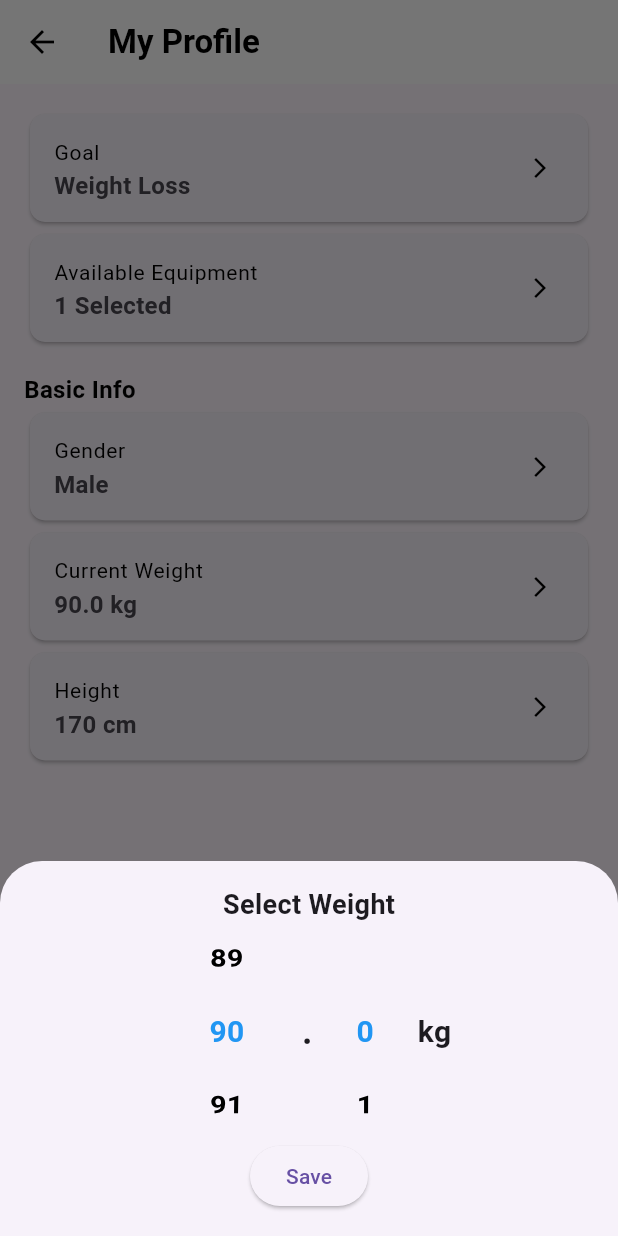
After one commit to rhobread/FlutterSkripsi, a Flutter app: the ProfileScreen screen opened directly, after a tap on "Current Weight", on a phone screen of 412 x 824 dp. The commit adds this screen. Run offline on Flutter 3.47's test engine with Material 3 defaults, Android fonts, the phone set to English and light mode, and no system bars.

Commit message:
Initial code Profile page & refactor imports. Put common imports on export_service

```diff
--- /dev/null
+++ b/frontend-skripsi/lib/service/CommonService/export_service.dart
@@ -0,0 +1,4 @@
+export 'package:flutter/material.dart';
+export 'package:http/http.dart';
+export 'dart:convert';
+export 'package:flutter_application_1/service/CommonService/common_service.dart';
--- a/frontend-skripsi/lib/service/HomeService/home_service.dart
+++ b/frontend-skripsi/lib/service/HomeService/home_service.dart
@@ -1,7 +1,5 @@
-import 'dart:convert';
-import 'package:flutter/material.dart';
+import 'package:flutter_application_1/service/CommonService/export_service.dart';
 import 'package:http/http.dart' as http;
-import 'package:flutter_application_1/service/CommonService/common_service.dart';
 
 class HomeService {
   Future<List<Map<String, dynamic>>> fetchWorkouts({
--- /dev/null
+++ b/frontend-skripsi/lib/service/HomeService/profile_service.dart
@@ -0,0 +1,4 @@
+import 'package:flutter_application_1/service/CommonService/export_service.dart';
+import 'package:http/http.dart' as http;
+
+class ProfileService {}
--- a/frontend-skripsi/lib/service/InitialService/inputdata_service.dart
+++ b/frontend-skripsi/lib/service/InitialService/inputdata_service.dart
@@ -1,6 +1,4 @@
-import 'dart:convert';
-import 'package:flutter/material.dart';
-import 'package:flutter_application_1/service/CommonService/common_service.dart';
+import 'package:flutter_application_1/service/CommonService/export_service.dart';
 import 'package:http/http.dart' as http;
 import 'package:flutter_application_1/view/InitialView/pickgoal_view.dart';
 
--- a/frontend-skripsi/lib/service/InitialService/login_service.dart
+++ b/frontend-skripsi/lib/service/InitialService/login_service.dart
@@ -1,8 +1,6 @@
-import 'dart:convert';
-import 'package:flutter_application_1/service/CommonService/common_service.dart';
+import 'package:flutter_application_1/service/CommonService/export_service.dart';
+import 'package:http/http.dart' as http;
 import 'package:flutter_application_1/view/HomeView/home_view.dart';
-import 'package:http/http.dart' as http;
-import 'package:flutter/material.dart';
 
 class LoginService {
   Future<void> Login({
--- a/frontend-skripsi/lib/service/InitialService/pickavailability_service.dart
+++ b/frontend-skripsi/lib/service/InitialService/pickavailability_service.dart
@@ -1,6 +1,4 @@
-import 'dart:convert';
-import 'package:flutter/material.dart';
-import 'package:flutter_application_1/service/CommonService/common_service.dart';
+import 'package:flutter_application_1/service/CommonService/export_service.dart';
 import 'package:http/http.dart' as http;
 import 'package:flutter_application_1/view/InitialView/picklocation_view.dart';
 
--- a/frontend-skripsi/lib/service/InitialService/pickequipment_service.dart
+++ b/frontend-skripsi/lib/service/InitialService/pickequipment_service.dart
@@ -1,10 +1,6 @@
-// ignore_for_file: use_build_context_synchronously
-
-import 'dart:convert';
-import 'package:flutter/material.dart';
+import 'package:flutter_application_1/service/CommonService/export_service.dart';
 import 'package:http/http.dart' as http;
 import 'package:flutter_application_1/view/HomeView/home_view.dart';
-import 'package:flutter_application_1/service/CommonService/common_service.dart';
 
 class PickEquipmentService {
   Future<List<Map<String, dynamic>>> fetchEquipments({
--- a/frontend-skripsi/lib/service/InitialService/pickgoal_service.dart
+++ b/frontend-skripsi/lib/service/InitialService/pickgoal_service.dart
@@ -1,4 +1,4 @@
-import 'package:flutter/material.dart';
+import 'package:flutter_application_1/service/CommonService/export_service.dart';
 import 'package:flutter_application_1/view/InitialView/pickavailability_view.dart';
 
 class PickGoalController {
--- a/frontend-skripsi/lib/service/InitialService/picklocation_service.dart
+++ b/frontend-skripsi/lib/service/InitialService/picklocation_service.dart
@@ -1,5 +1,4 @@
-import 'package:flutter/material.dart';
-import 'package:flutter_application_1/service/CommonService/common_service.dart';
+import 'package:flutter_application_1/service/CommonService/export_service.dart';
 import 'package:flutter_application_1/view/InitialView/pickequipment_view.dart';
 
 class PickLocationService {
--- a/frontend-skripsi/lib/service/InitialService/signup_service.dart
+++ b/frontend-skripsi/lib/service/InitialService/signup_service.dart
@@ -1,7 +1,5 @@
-import 'dart:convert';
-import 'package:flutter_application_1/service/CommonService/common_service.dart';
+import 'package:flutter_application_1/service/CommonService/export_service.dart';
 import 'package:http/http.dart' as http;
-import 'package:flutter/material.dart';
 import 'package:flutter_application_1/view/InitialView/inputdata_view.dart';
 
 class SignUpService {
--- a/frontend-skripsi/lib/view/HomeView/home_view.dart
+++ b/frontend-skripsi/lib/view/HomeView/home_view.dart
@@ -1,6 +1,5 @@
-import 'package:flutter/material.dart';
+import 'package:flutter_application_1/service/CommonService/export_service.dart';
 import 'package:flutter_application_1/service/HomeService/home_service.dart';
-import 'package:flutter_application_1/service/CommonService/common_service.dart';
 
 class HomePage extends StatefulWidget {
   final String userId;
--- /dev/null
+++ b/frontend-skripsi/lib/view/HomeView/profile_view.dart
@@ -0,0 +1,388 @@
+import 'package:flutter_application_1/service/CommonService/export_service.dart';
+
+void main() {
+  runApp(const MyApp());
+}
+
+class MyApp extends StatelessWidget {
+  const MyApp({super.key});
+
+  @override
+  Widget build(BuildContext context) {
+    return MaterialApp(
+      debugShowCheckedModeBanner: false,
+      home: ProfileScreen(),
+    );
+  }
+}
+
+class ProfileScreen extends StatefulWidget {
+  @override
+  _ProfileScreenState createState() => _ProfileScreenState();
+}
+
+class _ProfileScreenState extends State<ProfileScreen> {
+  String goal = "Weight Loss";
+  String availableEquipment = "1 Selected";
+  String gender = "Male";
+  String weight = "90.0 kg";
+  String height = "170 cm";
+
+  @override
+  Widget build(BuildContext context) {
+    return Scaffold(
+      appBar: AppBar(
+        title: const Text("My Profile",
+            style: TextStyle(fontWeight: FontWeight.bold)),
+        backgroundColor: Colors.white,
+        foregroundColor: Colors.black,
+        elevation: 0,
+        leading: const BackButton(),
+      ),
+      body: ListView(
+        padding: const EdgeInsets.all(16.0),
+        children: [
+          _buildProfileItem(
+              "Goal",
+              goal,
+              () => _updateField(
+                  "Goal", goal, (newValue) => setState(() => goal = newValue))),
+          _buildProfileItem(
+              "Available Equipment",
+              availableEquipment,
+              () => _updateField("Available Equipment", availableEquipment,
+                  (newValue) => setState(() => availableEquipment = newValue))),
+          const SizedBox(height: 16),
+          const Text("Basic Info",
+              style: TextStyle(
+                  fontSize: 16,
+                  fontWeight: FontWeight.bold,
+                  color: Color.fromARGB(255, 0, 0, 0))),
+          _buildProfileItem("Gender", gender, _showGenderBottomSheet),
+          _buildProfileItem("Current Weight", weight, _showWeightBottomSheet),
+          _buildProfileItem("Height", height, _showHeightBottomSheet),
+          const SizedBox(height: 20),
+        ],
+      ),
+    );
+  }
+
+  void _updateField(
+      String title, String currentValue, Function(String) onUpdate) {
+    TextEditingController controller =
+        TextEditingController(text: currentValue);
+    showDialog(
+      context: context,
+      builder: (context) {
+        return AlertDialog(
+          title: Text("Update $title"),
+          content: TextField(
+            controller: controller,
+            keyboardType: TextInputType.text,
+            decoration: InputDecoration(hintText: "Enter new $title"),
+          ),
+          actions: [
+            TextButton(
+              onPressed: () => Navigator.pop(context),
+              child: const Text("Cancel"),
+            ),
+            ElevatedButton(
+              onPressed: () {
+                onUpdate(controller.text);
+                Navigator.pop(context);
+              },
+              child: const Text("Save"),
+            ),
+          ],
+        );
+      },
+    );
+  }
+
+  void _showWeightBottomSheet() {
+    double currentWeight = double.tryParse(weight.split(" ")[0]) ?? 70.0;
+    int mainWeight =
+        currentWeight.floor(); // Get main weight (e.g., 80 from 80.7)
+    int decimalWeight = ((currentWeight - mainWeight) * 10)
+        .round(); // Get decimal part (e.g., 7 from 80.7)
+
+    FixedExtentScrollController mainController =
+        FixedExtentScrollController(initialItem: mainWeight - 30); // Min 30 kg
+    FixedExtentScrollController decimalController =
+        FixedExtentScrollController(initialItem: decimalWeight); // 0 to 9
+
+    int selectedMainWeight = mainWeight;
+    int selectedDecimalWeight = decimalWeight;
+
+    showModalBottomSheet(
+      context: context,
+      builder: (BuildContext context) {
+        return StatefulBuilder(
+          builder: (context, setModalState) {
+            return Container(
+              height: 250,
+              padding: const EdgeInsets.all(16),
+              child: Column(
+                children: [
+                  const Text(
+                    "Select Weight",
+                    style: TextStyle(fontSize: 18, fontWeight: FontWeight.bold),
+                  ),
+                  Expanded(
+                    child: Row(
+                      mainAxisAlignment: MainAxisAlignment.center,
+                      children: [
+                        // Main Weight Scroll
+                        SizedBox(
+                          width: 80,
+                          child: ListWheelScrollView.useDelegate(
+                            controller: mainController,
+                            itemExtent: 50,
+                            perspective: 0.005,
+                            physics: const FixedExtentScrollPhysics(),
+                            onSelectedItemChanged: (index) {
+                              setModalState(() {
+                                selectedMainWeight = index + 30; // 30 to 200 kg
+                              });
+                            },
+                            childDelegate: ListWheelChildBuilderDelegate(
+                              builder: (context, index) {
+                                return Center(
+                                  child: Text(
+                                    "${index + 30}",
+                                    style: TextStyle(
+                                      fontSize: 20,
+                                      fontWeight: FontWeight.bold,
+                                      color: (index + 30) == selectedMainWeight
+                                          ? Colors.blue
+                                          : Colors.black,
+                                    ),
+                                  ),
+                                );
+                              },
+                              childCount: 171, // 30 to 200 kg
+                            ),
+                          ),
+                        ),
+                        const SizedBox(width: 10),
+                        const Text(
+                          ".",
+                          style: TextStyle(
+                              fontSize: 24, fontWeight: FontWeight.bold),
+                        ),
+                        const SizedBox(width: 10),
+                        // Decimal Weight Scroll
+                        SizedBox(
+                          width: 50,
+                          child: ListWheelScrollView.useDelegate(
+                            controller: decimalController,
+                            itemExtent: 50,
+                            perspective: 0.005,
+                            physics: const FixedExtentScrollPhysics(),
+                            onSelectedItemChanged: (index) {
+                              setModalState(() {
+                                selectedDecimalWeight = index; // 0 to 9
+                              });
+                            },
+                            childDelegate: ListWheelChildBuilderDelegate(
+                              builder: (context, index) {
+                                return Center(
+                                  child: Text(
+                                    "$index",
+                                    style: TextStyle(
+                                      fontSize: 20,
+                                      fontWeight: FontWeight.bold,
+                                      color: index == selectedDecimalWeight
+                                          ? Colors.blue
+                                          : Colors.black,
+                                    ),
+                                  ),
+                                );
+                              },
+                              childCount: 10, // 0 to 9
+                            ),
+                          ),
+                        ),
+                        const SizedBox(width: 10),
+                        const Text(
+                          "kg",
+                          style: TextStyle(
+                              fontSize: 20, fontWeight: FontWeight.bold),
+                        ),
+                      ],
+                    ),
+                  ),
+                  ElevatedButton(
+                    onPressed: () {
+                      setState(() {
+                        weight =
+                            "$selectedMainWeight.$selectedDecimalWeight kg"; // Update weight
+                      });
+                      Navigator.pop(context);
+                    },
+                    child: const Text("Save"),
+                  ),
+                ],
+              ),
+            );
+          },
+        );
+      },
+    );
+  }
+
+  void _showHeightBottomSheet() {
+    int currentHeight = int.tryParse(height.split(" ")[0]) ?? 170;
+    int initialIndex = currentHeight - 140;
+    FixedExtentScrollController scrollController =
+        FixedExtentScrollController(initialItem: initialIndex);
+
+    int selectedHeight = currentHeight; // ✅ Declare outside StatefulBuilder
+
+    showModalBottomSheet(
+      context: context,
+      builder: (BuildContext context) {
+        return StatefulBuilder(
+          builder: (context, setModalState) {
+            return Container(
+              height: 250,
+              padding: const EdgeInsets.all(16),
+              child: Column(
+                children: [
+                  const Text(
+                    "Select Height",
+                    style: TextStyle(fontSize: 18, fontWeight: FontWeight.bold),
+                  ),
+                  Expanded(
+                    child: ListWheelScrollView.useDelegate(
+                      controller: scrollController,
+                      itemExtent: 50,
+                      perspective: 0.005,
+                      physics: const FixedExtentScrollPhysics(),
+                      onSelectedItemChanged: (index) {
+                        setModalState(() {
+                          selectedHeight = index + 140;
+                        });
+                      },
+                      childDelegate: ListWheelChildBuilderDelegate(
+                        builder: (context, index) {
+                          return Center(
+                            child: Text(
+                              "${index + 140} cm",
+                              style: TextStyle(
+                                fontSize: 20,
+                                fontWeight: FontWeight.bold,
+                                color: (index + 140) == selectedHeight
+                                    ? Colors.blue
+                                    : Colors.black,
+                              ),
+                            ),
+                          );
+                        },
+                        childCount: 61,
+                      ),
+                    ),
+                  ),
+                  ElevatedButton(
+                    onPressed: () {
+                      setState(() {
+                        height =
+                            "$selectedHeight cm"; // ✅ Correctly updates height
+                      });
+                      Navigator.pop(context);
+                    },
+                    child: const Text("Save"),
+                  ),
+                ],
+              ),
+            );
+          },
+        );
+      },
+    );
+  }
+
+  void _showGenderBottomSheet() {
+    List<String> genders = ["Male", "Female"];
+    int selectedIndex = genders.indexOf(gender); // Get current selection index
+    FixedExtentScrollController scrollController =
+        FixedExtentScrollController(initialItem: selectedIndex);
+
+    showModalBottomSheet(
+      context: context,
+      builder: (BuildContext context) {
+        return StatefulBuilder(
+          builder: (context, setModalState) {
+            return Container(
+              height: 250,
+              padding: const EdgeInsets.all(16),
+              child: Column(
+                children: [
+                  const Text(
+                    "Select Gender",
+                    style: TextStyle(fontSize: 18, fontWeight: FontWeight.bold),
+                  ),
+                  Expanded(
+                    child: ListWheelScrollView.useDelegate(
+                      controller: scrollController,
+                      itemExtent: 50,
+                      perspective: 0.005,
+                      physics: const FixedExtentScrollPhysics(),
+                      onSelectedItemChanged: (index) {
+                        setModalState(() {
+                          selectedIndex = index; // Update selected index
+                        });
+                      },
+                      childDelegate: ListWheelChildBuilderDelegate(
+                        builder: (context, index) {
+                          return Center(
+                            child: Text(
+                              genders[index],
+                              style: TextStyle(
+                                fontSize: 20,
+                                fontWeight: FontWeight.bold,
+                                color: index == selectedIndex
+                                    ? Colors.blue
+                                    : Colors.black,
+                              ),
+                            ),
+                          );
+                        },
+                        childCount: genders.length, // Only "Male" & "Female"
+                      ),
+                    ),
+                  ),
+                  ElevatedButton(
+                    onPressed: () {
+                      setState(() {
+                        gender = genders[selectedIndex]; // Update gender
+                      });
+                      Navigator.pop(context);
+                    },
+                    child: const Text("Save"),
+                  ),
+                ],
+              ),
+            );
+          },
+        );
+      },
+    );
+  }
+
+  Widget _buildProfileItem(String title, String value, VoidCallback onTap) {
+    return Card(
+      shape: RoundedRectangleBorder(borderRadius: BorderRadius.circular(10)),
+      child: ListTile(
+        title: Text(title,
+            style: const TextStyle(
+                fontSize: 14, color: Color.fromARGB(255, 0, 0, 0))),
+        subtitle: Text(value,
+            style: const TextStyle(fontSize: 16, fontWeight: FontWeight.bold)),
+        trailing: const Icon(Icons.arrow_forward_ios,
+            size: 16, color: Color.fromARGB(255, 0, 0, 0)),
+        onTap: onTap,
+      ),
+    );
+  }
+}
--- a/frontend-skripsi/lib/view/InitialView/inputdata_view.dart
+++ b/frontend-skripsi/lib/view/InitialView/inputdata_view.dart
@@ -1,4 +1,4 @@
-import 'package:flutter/material.dart';
+import 'package:flutter_application_1/service/CommonService/export_service.dart';
 import 'package:flutter_application_1/service/InitialService/inputdata_service.dart';
 
 class InputDataPage extends StatefulWidget {
--- a/frontend-skripsi/lib/view/InitialView/login_view.dart
+++ b/frontend-skripsi/lib/view/InitialView/login_view.dart
@@ -1,4 +1,4 @@
-import 'package:flutter/material.dart';
+import 'package:flutter_application_1/service/CommonService/export_service.dart';
 import 'package:flutter_application_1/service/InitialService/login_service.dart';
 import 'package:flutter_application_1/view/InitialView/signup_view.dart';
 
--- a/frontend-skripsi/lib/view/InitialView/pickavailability_view.dart
+++ b/frontend-skripsi/lib/view/InitialView/pickavailability_view.dart
@@ -1,4 +1,4 @@
-import 'package:flutter/material.dart';
+import 'package:flutter_application_1/service/CommonService/export_service.dart';
 import 'package:flutter_application_1/service/InitialService/pickavailability_service.dart';
 
 class PickAvailabilityPage extends StatefulWidget {
--- a/frontend-skripsi/lib/view/InitialView/pickequipment_view.dart
+++ b/frontend-skripsi/lib/view/InitialView/pickequipment_view.dart
@@ -1,4 +1,4 @@
-import 'package:flutter/material.dart';
+import 'package:flutter_application_1/service/CommonService/export_service.dart';
 import 'package:flutter_application_1/service/InitialService/pickequipment_service.dart';
 
 class PickEquipmentPage extends StatefulWidget {
--- a/frontend-skripsi/lib/view/InitialView/pickgoal_view.dart
+++ b/frontend-skripsi/lib/view/InitialView/pickgoal_view.dart
@@ -1,4 +1,4 @@
-import 'package:flutter/material.dart';
+import 'package:flutter_application_1/service/CommonService/export_service.dart';
 import 'package:flutter_application_1/service/InitialService/pickgoal_service.dart';
 
 class PickGoalPage extends StatefulWidget {
--- a/frontend-skripsi/lib/view/InitialView/picklocation_view.dart
+++ b/frontend-skripsi/lib/view/InitialView/picklocation_view.dart
@@ -1,4 +1,4 @@
-import 'package:flutter/material.dart';
+import 'package:flutter_application_1/service/CommonService/export_service.dart';
 import 'package:flutter_application_1/service/InitialService/picklocation_service.dart';
 
 class PickLocationPage extends StatefulWidget {
--- a/frontend-skripsi/lib/view/InitialView/signup_view.dart
+++ b/frontend-skripsi/lib/view/InitialView/signup_view.dart
@@ -1,4 +1,4 @@
-import 'package:flutter/material.dart';
+import 'package:flutter_application_1/service/CommonService/export_service.dart';
 import 'package:flutter_application_1/service/InitialService/signup_service.dart';
 import 'package:flutter_application_1/view/InitialView/login_view.dart';
 
```
Also changed, not shown: frontend-skripsi/lib/view/main.dart (+3 -17 lines).
